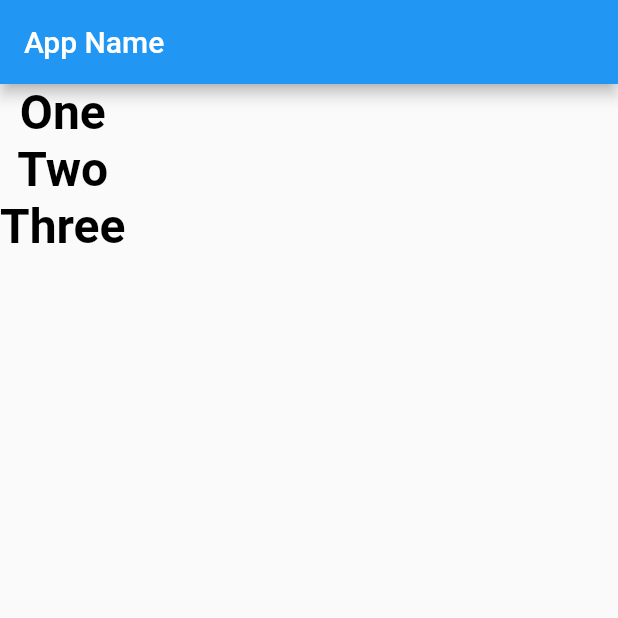
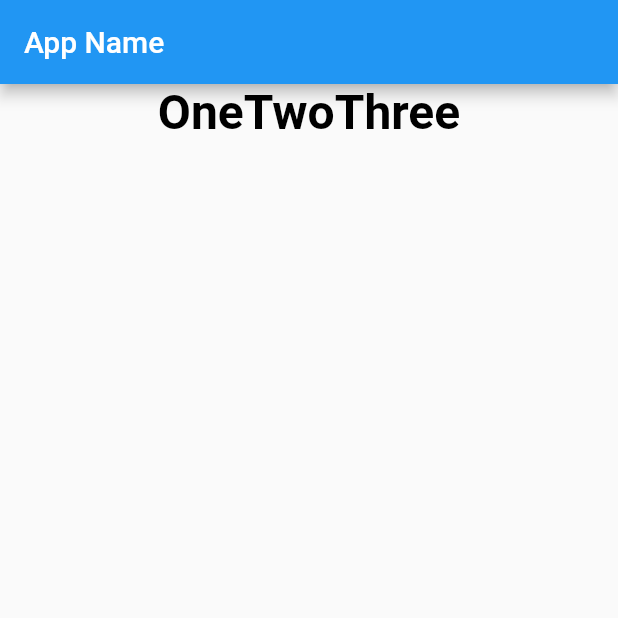
Before and after one commit to besumero628/flutter3_basic, a Flutter app: the screen it shows after launch, on a phone screen of 412 x 824 dp, the top half of it. Run offline on Flutter 3.47's test engine with Material 2 defaults, Android fonts, the light colour scheme and no system bars.

Commit message:
rowの使用

```diff
--- a/flutter_app/lib/main.dart
+++ b/flutter_app/lib/main.dart
@@ -34,8 +34,8 @@ class _MyHomePageState extends State<MyHomePage> {
           title: new Text('App Name'),
           ),
         body:
-          Column(
-            mainAxisAlignment: MainAxisAlignment.start,
+          Row(
+            mainAxisAlignment: MainAxisAlignment.center,
             mainAxisSize: MainAxisSize.max,
             crossAxisAlignment: CrossAxisAlignment.center,
             children: <Widget>[
```
